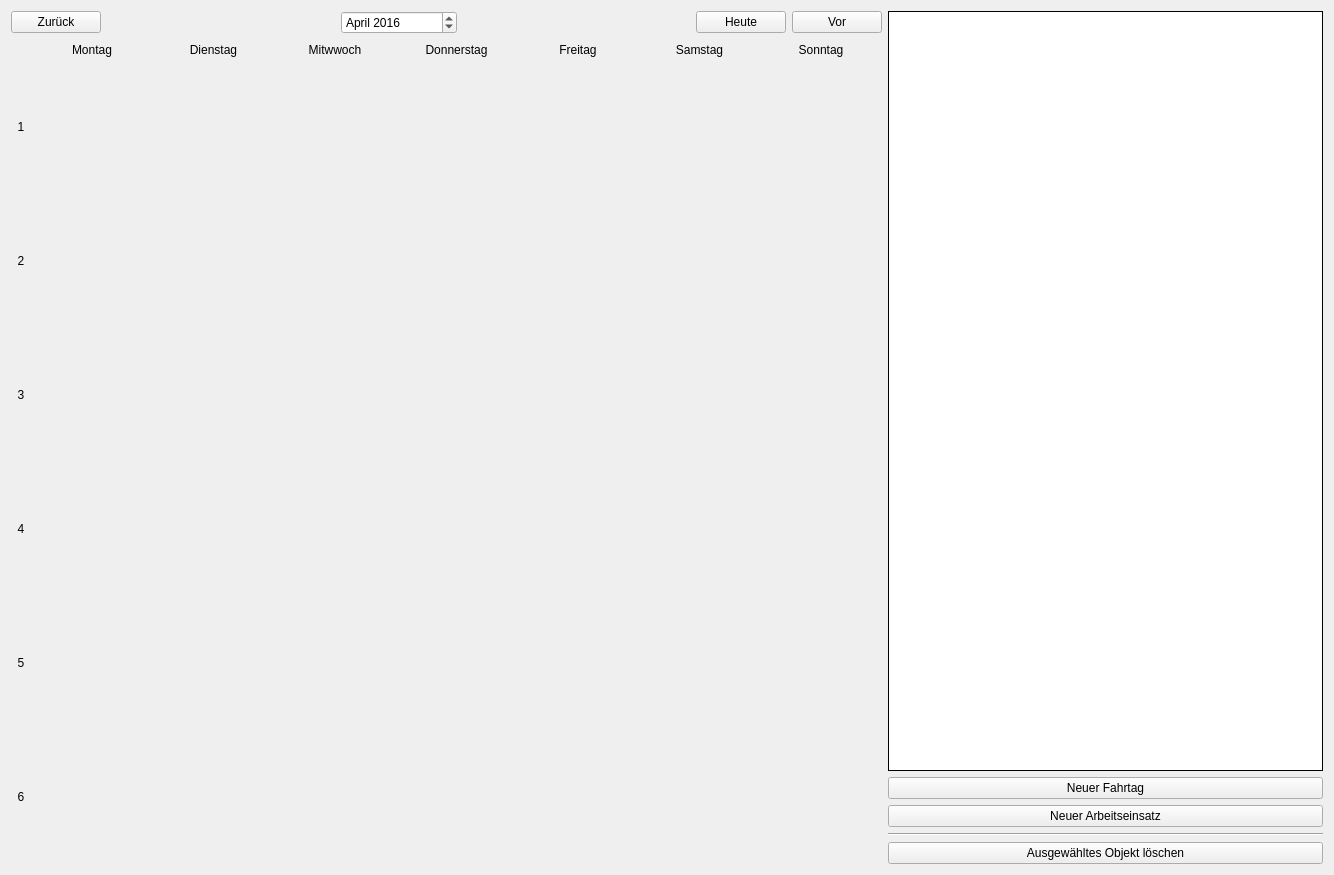
philjosch/Einsatzplaner, file Programm/calendar.ui: the form before one commit.
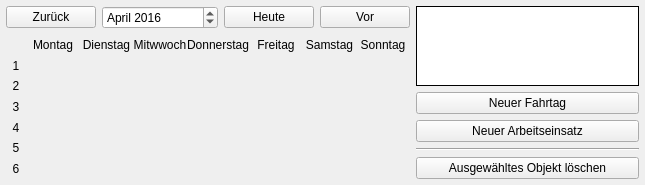
The form after the commit. Custom widgets are drawn as their Qt base class.

Patch:
```diff
--- a/Programm/calendar.ui
+++ b/Programm/calendar.ui
@@ -6,8 +6,8 @@
    <rect>
     <x>0</x>
     <y>0</y>
-    <width>1334</width>
-    <height>875</height>
+    <width>645</width>
+    <height>185</height>
    </rect>
   </property>
   <property name="windowTitle">
@@ -22,9 +22,30 @@
   <property name="lineWidth">
    <number>0</number>
   </property>
-  <layout class="QGridLayout" name="gridLayout_2" rowstretch="0,1" columnstretch="2,1">
+  <layout class="QGridLayout" name="gridLayout_2" rowstretch="0,1" columnstretch="2,0">
+   <property name="leftMargin">
+    <number>6</number>
+   </property>
+   <property name="topMargin">
+    <number>6</number>
+   </property>
+   <property name="rightMargin">
+    <number>6</number>
+   </property>
+   <property name="bottomMargin">
+    <number>6</number>
+   </property>
+   <property name="spacing">
+    <number>6</number>
+   </property>
    <item row="0" column="0">
     <layout class="QGridLayout" name="calendarHeader" columnstretch="0,0,0,0,0,0">
+     <property name="horizontalSpacing">
+      <number>6</number>
+     </property>
+     <property name="verticalSpacing">
+      <number>0</number>
+     </property>
      <item row="0" column="0">
       <widget class="QPushButton" name="buttonPrev">
        <property name="minimumSize">
@@ -111,11 +132,17 @@
    </item>
    <item row="0" column="1" rowspan="2">
     <layout class="QGridLayout" name="gridListe" rowstretch="1,0">
+     <property name="horizontalSpacing">
+      <number>0</number>
+     </property>
+     <property name="verticalSpacing">
+      <number>6</number>
+     </property>
      <item row="0" column="0">
       <widget class="QListWidget" name="listWidget">
        <property name="minimumSize">
         <size>
-         <width>250</width>
+         <width>205</width>
          <height>0</height>
         </size>
        </property>
@@ -129,6 +156,12 @@
      </item>
      <item row="1" column="0">
       <layout class="QGridLayout" name="gridActions">
+       <property name="horizontalSpacing">
+        <number>0</number>
+       </property>
+       <property name="verticalSpacing">
+        <number>6</number>
+       </property>
        <item row="0" column="0">
         <widget class="QPushButton" name="buttonAddFahrtag">
          <property name="minimumSize">
@@ -164,6 +197,12 @@
        </item>
        <item row="3" column="0">
         <widget class="QPushButton" name="buttonDelete">
+         <property name="minimumSize">
+          <size>
+           <width>205</width>
+           <height>0</height>
+          </size>
+         </property>
          <property name="text">
           <string>Ausgewähltes Objekt löschen</string>
          </property>
```
